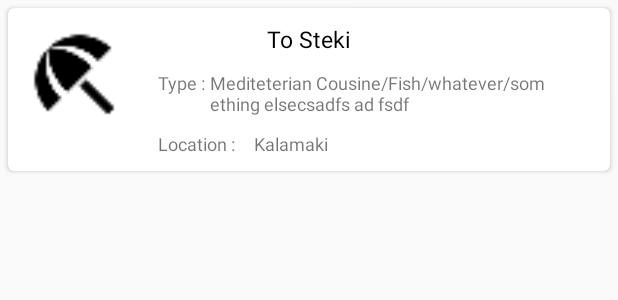
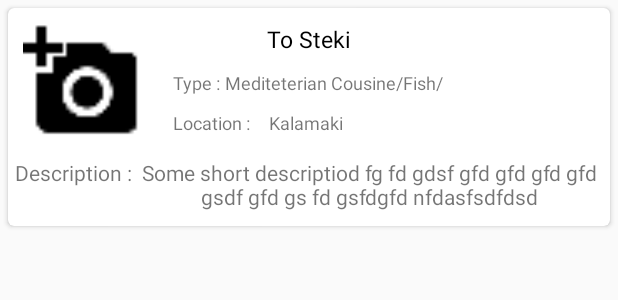
Before and after one commit to ExtinctSpecie/Zante-Travel, an Android app: the layout business_rv_row.xml on its own in the app's theme, with its tools: preview values and no code run, on a phone screen of 412 x 824 dp. Shown: the top 300 px of the screen. Run offline under Robolectric (Android 15) with nearby library versions, the phone set to English and light mode, and no system bars.

Commit message:
some layout changes

```diff
--- a/ZanteTravel/app/src/main/java/extinctspecie/com/zantetravel/activities/BusinessActivity.java
+++ b/ZanteTravel/app/src/main/java/extinctspecie/com/zantetravel/activities/BusinessActivity.java
@@ -52,7 +52,7 @@ public class BusinessActivity extends AppCompatActivity {
         {
             //this workds only because of sugar orm
             businessID = business.getId().intValue();
-            Log.v("HEllo", String.valueOf(businessID));
+
             ((TextView) findViewById(R.id.tvDescription)).setText(business.getLongDescription());
             ((TextView) findViewById(R.id.tvLocation)).setText(business.getLocation());
             ((TextView) findViewById(R.id.tvAddress)).setText(business.getAddress());
--- a/ZanteTravel/app/src/main/java/extinctspecie/com/zantetravel/adapters/RVAdapterBusinessesID.java
+++ b/ZanteTravel/app/src/main/java/extinctspecie/com/zantetravel/adapters/RVAdapterBusinessesID.java
@@ -6,6 +6,7 @@ import android.view.LayoutInflater;
 import android.view.View;
 import android.view.ViewGroup;
 import android.widget.ImageView;
+import android.widget.ProgressBar;
 import android.widget.TextView;
 
 import com.squareup.picasso.Picasso;
@@ -59,7 +60,10 @@ public class RVAdapterBusinessesID extends RecyclerView.Adapter<RVAdapterBusines
         holder.name.setText(business.getName());
         holder.type.setText(business.getType());
         holder.location.setText(business.getLocation());
-        Picasso.with(context).load(Information.BASE_IMAGE_URL + business.getThumbnail()).into(holder.thumbnail);
+        holder.shortDescription.setText(business.getShortDescription());
+        Picasso.with(context).load(Information.BASE_IMAGE_URL + business.getThumbnail()).fit().into(holder.thumbnail);
+
+
     }
 
     @Override
@@ -74,7 +78,9 @@ public class RVAdapterBusinessesID extends RecyclerView.Adapter<RVAdapterBusines
 
     public static class MyViewHolder extends RecyclerView.ViewHolder {
         //thumbnail /title / location / type
-        public TextView name, type, location;
+        private TextView name, type, location , shortDescription;
+
+
         ImageView thumbnail;
 
         public MyViewHolder(View view) {
@@ -83,6 +89,7 @@ public class RVAdapterBusinessesID extends RecyclerView.Adapter<RVAdapterBusines
             name = (TextView) view.findViewById(R.id.tvBusinessName);
             type = (TextView) view.findViewById(R.id.tvBusinessType);
             location = (TextView) view.findViewById(R.id.tvBusinessLocation);
+            shortDescription = (TextView) view.findViewById(R.id.tvShortdescription);
         }
     }
     public void changeDataSet(List<Business> newItems)
--- a/ZanteTravel/app/src/main/res/layout/business_rv_row.xml
+++ b/ZanteTravel/app/src/main/res/layout/business_rv_row.xml
@@ -16,11 +16,11 @@
 
         <ImageView
             android:id="@+id/ivBusinessThumbnail"
-            android:layout_width="70dp"
-            android:layout_height="70dp"
+            android:layout_width="80dp"
+            android:layout_height="80dp"
             android:layout_margin="10dp"
             android:layout_weight="0.5"
-            app:srcCompat="@drawable/beach_icon" />
+            app:srcCompat="@drawable/attraction_icon"/>
 
         <TextView
             android:id="@+id/tvBusinessName"
@@ -58,7 +58,7 @@
             android:layout_toEndOf="@+id/tvBusinessTypeHelper"
             android:layout_toRightOf="@id/tvBusinessTypeHelper"
             android:maxLength="64"
-            android:text="Mediteterian Cousine/Fish/whatever/som ething elsecsadfs ad fsdf asdafasdfasd "
+            android:text="Mediteterian Cousine/Fish/ "
             android:textSize="12sp" />
         <TextView
             android:id="@+id/tvBusinessLocationHelper"
@@ -89,6 +89,29 @@
             android:maxLength="32"
             android:text="Kalamaki"
             android:textSize="12sp" />
+        <RelativeLayout
+            android:layout_width="wrap_content"
+            android:layout_height="wrap_content"
+            android:layout_centerHorizontal="true"
+            android:layout_below="@id/ivBusinessThumbnail"
+            android:layout_marginBottom="10dp"
+            android:layout_marginLeft="10dp"
+            android:layout_marginStart="10dp">
+            <TextView
+                android:id="@+id/tvShortDescriptionHelper"
+                android:layout_width="wrap_content"
+                android:layout_height="wrap_content"
+                android:text="Description : "
+/>
+            <TextView
+                android:id="@+id/tvShortdescription"
+                android:layout_width="wrap_content"
+                android:layout_height="wrap_content"
+                android:layout_toRightOf="@id/tvShortDescriptionHelper"
+                android:text="Some short descriptiod fg fd gdsf gfd gfd gfd gfd gsdf gfd gs fd gsfdgfd nfdasfsdfdsd"
+                android:gravity="center"/>
+        </RelativeLayout>
+
     </RelativeLayout>
 
 
```
